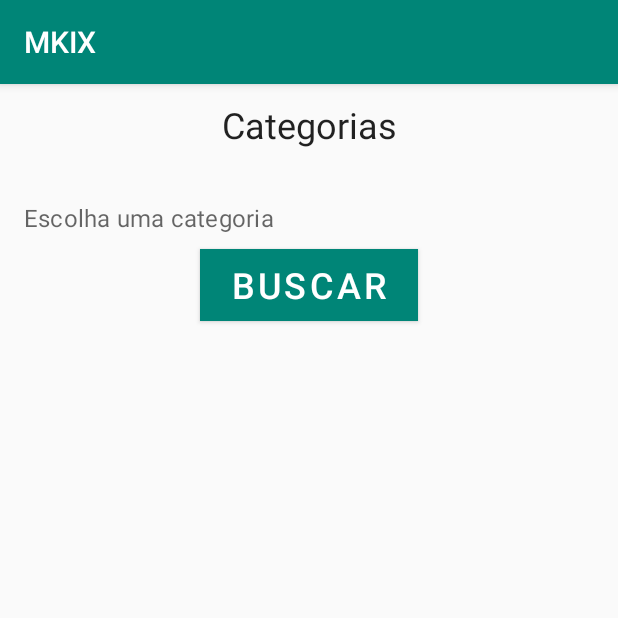
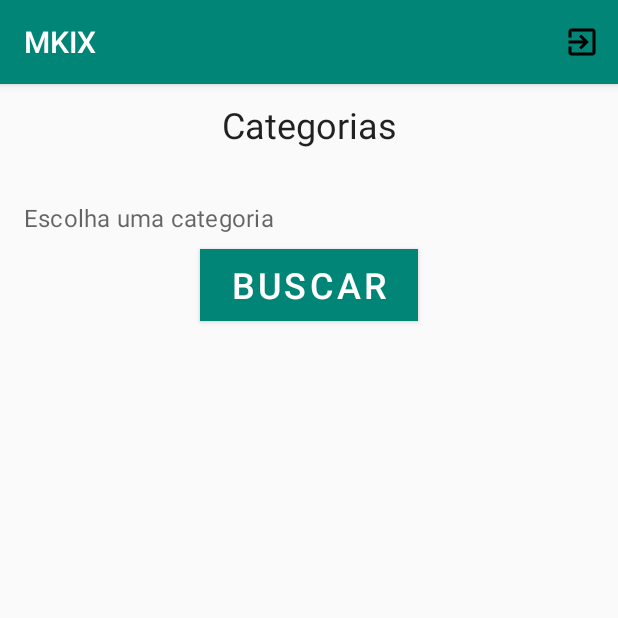
Before and after one commit to keane032/Make-Easy, an Android app: the Home screen opened directly, with no data from a screen before it, on a phone screen of 412 x 824 dp, the top half of it. Run offline under Robolectric (Android 15) with nearby library versions, the phone set to English and light mode, and no system bars; our stand-ins replace Firebase (no records; nobody signed in at launch, a user with empty details on screens opened directly).

Commit message:
Realizando o loggout

```diff
--- a/MKIX/app/build.gradle
+++ b/MKIX/app/build.gradle
@@ -42,6 +42,7 @@ dependencies {
     implementation 'com.android.support:support-v4:28.0.0'
     implementation 'com.squareup.picasso:picasso:2.71828'
     implementation 'com.github.pchmn:MaterialChipsInput:1.0.8'
+    implementation 'com.android.support:mediarouter-v7:28.0.0'
 
 }
 
--- a/MKIX/app/src/main/java/br/com/ufc/mkix/UI/activities/Home.java
+++ b/MKIX/app/src/main/java/br/com/ufc/mkix/UI/activities/Home.java
@@ -3,7 +3,11 @@ package br.com.ufc.mkix.UI.activities;
 import android.app.ProgressDialog;
 import android.content.Intent;
 import android.os.Bundle;
+import android.support.annotation.NonNull;
 import android.support.v7.app.AppCompatActivity;
+import android.view.Menu;
+import android.view.MenuInflater;
+import android.view.MenuItem;
 import android.view.View;
 import android.widget.AdapterView;
 import android.widget.ArrayAdapter;
@@ -12,6 +16,11 @@ import android.widget.EditText;
 import android.widget.ListView;
 import android.widget.Toast;
 
+import com.google.android.gms.auth.api.signin.GoogleSignIn;
+import com.google.android.gms.auth.api.signin.GoogleSignInClient;
+import com.google.android.gms.auth.api.signin.GoogleSignInOptions;
+import com.google.android.gms.tasks.OnCompleteListener;
+import com.google.android.gms.tasks.Task;
 import com.google.firebase.database.DataSnapshot;
 import com.google.firebase.database.DatabaseError;
 import com.google.firebase.database.DatabaseReference;
@@ -26,6 +35,8 @@ import br.com.ufc.mkix.persistence.PersistenceUnit;
 
 public class Home extends AppCompatActivity  {
 
+    GoogleSignInClient mGoogleSignInClient;
+
     List<String> categorias = new ArrayList<>();
     ListView ViewCategorias;
     AutoCompleteTextView autoCompleteTextView;
@@ -37,15 +48,7 @@ public class Home extends AppCompatActivity  {
     DatabaseReference mydatabase;
     PersistenceUnit persistenceUnit = PersistenceUnit.getInstance();
 
-    Runnable t1 = new Runnable() {
-        public void run() {
-            try{
-               progressDialog.show();
-            } catch (Exception e){}
-        }
-    };
-
-    Runnable t2 = new Runnable() {
+    Runnable dialogThread = new Runnable() {
         public void run() {
             try{
                 syncronizeDatabase();
@@ -61,12 +64,46 @@ public class Home extends AppCompatActivity  {
 
         progressDialog = new ProgressDialog(Home.this);
         progressDialog.setMessage("loading...");
+        progressDialog.show();
+
+        GoogleSignInOptions gso = new GoogleSignInOptions.Builder(GoogleSignInOptions.DEFAULT_SIGN_IN)
+                .requestEmail()
+                .build();
+
+        mGoogleSignInClient = GoogleSignIn.getClient(this, gso);
 
         initFirebase();
 
-        this.t1.run();
-        this.t2.run();
+        this.dialogThread.run();
 
+    }
+
+    @Override
+    public boolean onCreateOptionsMenu(Menu menu) {
+        MenuInflater inflater = getMenuInflater();
+        inflater.inflate(R.menu.loggout_menu, menu);
+        return super.onCreateOptionsMenu(menu);
+    }
+
+    @Override
+    public boolean onOptionsItemSelected(MenuItem item) {
+        if (item.getItemId() == R.id.logout){
+            logout();
+        }
+
+        return true;
+    }
+
+    private void logout() {
+        mGoogleSignInClient.signOut()
+                .addOnCompleteListener(this, new OnCompleteListener<Void>() {
+                    @Override
+                    public void onComplete(@NonNull Task<Void> task) {
+                        Toast.makeText(Home.this,"Successfully signed out",Toast.LENGTH_SHORT).show();
+                        startActivity(new Intent(Home.this, MainActivity.class));
+                        finish();
+                    }
+                });
     }
 
     private void initFirebase(){
--- /dev/null
+++ b/MKIX/app/src/main/res/drawable/ic_baseline_exit_to_app_24px.xml
@@ -0,0 +1,9 @@
+<vector xmlns:android="http://schemas.android.com/apk/res/android"
+    android:width="24dp"
+    android:height="24dp"
+    android:viewportWidth="24"
+    android:viewportHeight="24">
+  <path
+      android:fillColor="#FF000000"
+      android:pathData="M10.09,15.59L11.5,17l5,-5 -5,-5 -1.41,1.41L12.67,11H3v2h9.67l-2.58,2.59zM19,3H5c-1.11,0 -2,0.9 -2,2v4h2V5h14v14H5v-4H3v4c0,1.1 0.89,2 2,2h14c1.1,0 2,-0.9 2,-2V5c0,-1.1 -0.9,-2 -2,-2z"/>
+</vector>
--- /dev/null
+++ b/MKIX/app/src/main/res/menu/loggout_menu.xml
@@ -0,0 +1,11 @@
+<?xml version="1.0" encoding="utf-8"?>
+<menu xmlns:app="http://schemas.android.com/apk/res-auto"
+    xmlns:tools="http://schemas.android.com/tools"
+    xmlns:android="http://schemas.android.com/apk/res/android">
+
+    <item android:id="@+id/logout"
+        android:title="Log_out"
+        android:icon="@drawable/ic_baseline_exit_to_app_24px"
+        app:showAsAction="always" />
+
+</menu>
```
